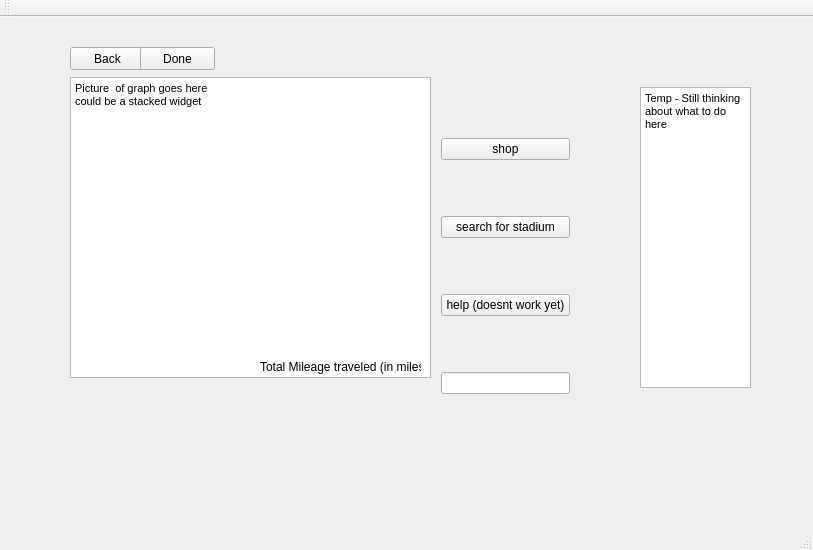
Qt form cs1dproject/mainwindow.ui (AustinVaday/CS1D-Class-Project-2) before a commit.
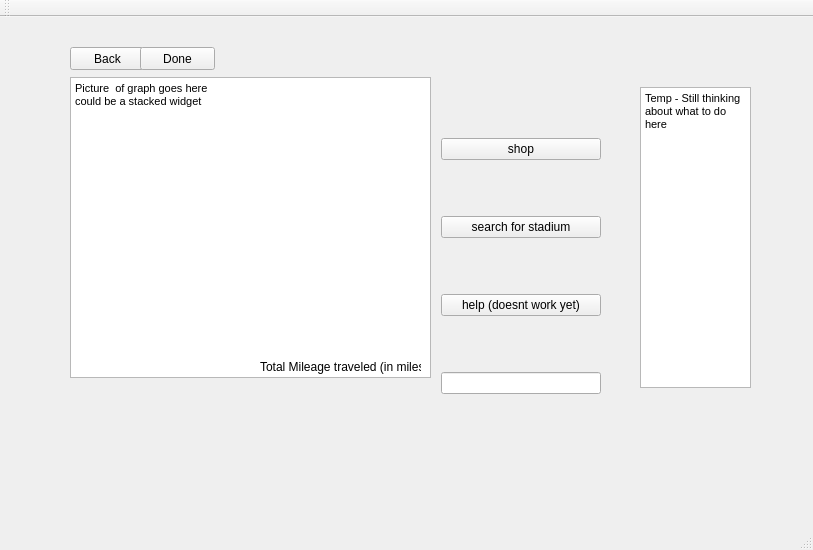
The same form after that commit. The open tabs and pages were chosen to show the change.

Commit message: Added graph insertion to anthony's add stadium functionality

Patch:
```diff
--- a/cs1dproject/mainwindow.ui
+++ b/cs1dproject/mainwindow.ui
@@ -927,7 +927,7 @@
        <rect>
         <x>380</x>
         <y>30</y>
-        <width>151</width>
+        <width>182</width>
         <height>381</height>
        </rect>
       </property>
```
Left out of the diff: 14 changed lines with no effect on the pictures. The commit also changes 1 other file.
